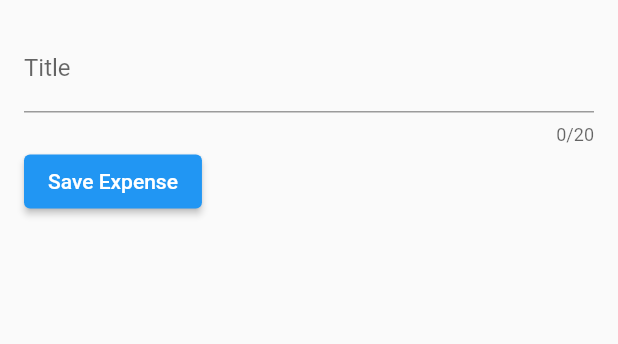
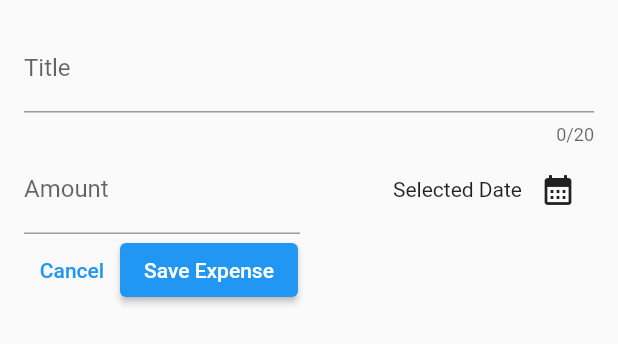
Before and after one commit to rohansolse/udemy_app, a Flutter app: the NewExpense widget shown alone on an empty page, opened directly, on a phone screen of 412 x 824 dp. Shown: the top 344 px of the screen. Run offline on Flutter 3.47's test engine with Material 2 defaults, Android fonts, the phone set to English and light mode, and no system bars.

Commit message:
date picker added

```diff
--- a/lib/widgets/new_expense.dart
+++ b/lib/widgets/new_expense.dart
@@ -9,10 +9,23 @@ class NewExpense extends StatefulWidget {
 
 class _NewExpenseState extends State<NewExpense> {
   final _titleController = TextEditingController();
+  final _amountController = TextEditingController();
+
+  void _presentDatePicker() {
+    final now = DateTime.now();
+    final firstDate = DateTime(now.year - 1, now.month, now.day);
+    showDatePicker(
+      context: context,
+      initialDate: now,
+      firstDate: firstDate,
+      lastDate: now,
+    );
+  }
 
   @override
   void dispose() {
     _titleController.dispose();
+    _amountController.dispose();
     super.dispose();
   }
 
@@ -31,9 +44,45 @@ class _NewExpenseState extends State<NewExpense> {
           ),
           Row(
             children: [
+              Expanded(
+                child: TextField(
+                  controller: _amountController,
+                  keyboardType: TextInputType.number,
+                  decoration: const InputDecoration(
+                    prefixText: '\$ ',
+                    label: Text('Amount'),
+                  ),
+                ),
+              ),
+              const SizedBox(
+                width: 12,
+              ),
+              Expanded(
+                child: Row(
+                  mainAxisAlignment: MainAxisAlignment.end,
+                  crossAxisAlignment: CrossAxisAlignment.center,
+                  children: [
+                    const Text('Selected Date'),
+                    IconButton(
+                        onPressed: _presentDatePicker,
+                        icon: const Icon(Icons.calendar_month))
+                  ],
+                ),
+              ),
+            ],
+          ),
+          Row(
+            children: [
+              TextButton(
+                onPressed: () {
+                  Navigator.pop(context);
+                },
+                child: const Text('Cancel'),
+              ),
               ElevatedButton(
                 onPressed: () {
                   print(_titleController.text);
+                  print(_amountController.text);
                 },
                 child: const Text('Save Expense'),
               )
```
